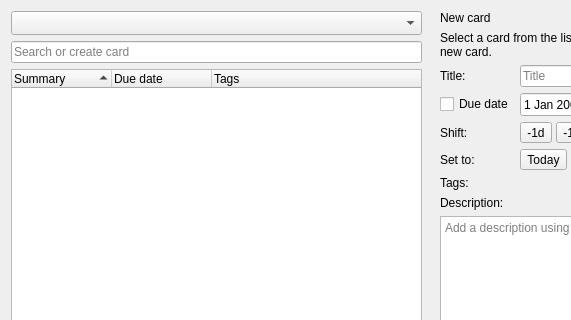
Before: the Qt Designer form src/dialogs/nextclouddeckdialog.ui in pbek/QOwnNotes, drawn with Qt 5; both pictures show x 0 to 571 and y 0 to 320 of the 918 by 560 pixel window.
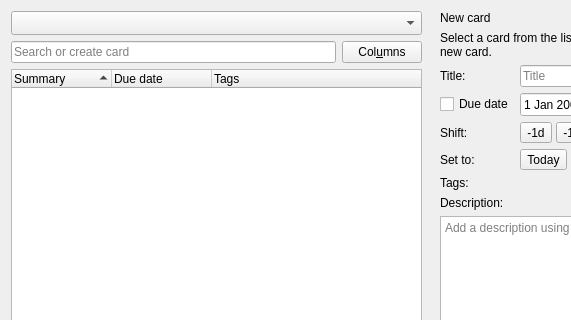
After: the same form once the commit is applied. Icons and pictures are not drawn. Custom widgets are drawn as their Qt base class.

Commit message: #3860 deck: add optional card details columns

```diff
--- a/src/dialogs/nextclouddeckdialog.ui
+++ b/src/dialogs/nextclouddeckdialog.ui
@@ -520,6 +520,8 @@
        </widget>
       </item>
       <item row="1" column="0">
+        <layout class="QHBoxLayout" name="cardSearchLayout">
+         <item>
        <widget class="QLineEdit" name="newItemEdit">
         <property name="placeholderText">
          <string>Search or create card</string>
@@ -529,6 +531,18 @@
         </property>
        </widget>
       </item>
+         <item>
+          <widget class="QPushButton" name="cardColumnsButton">
+           <property name="text">
+            <string>Col&amp;umns</string>
+           </property>
+           <property name="toolTip">
+            <string>Show or hide optional card columns</string>
+           </property>
+          </widget>
+         </item>
+        </layout>
+      </item>
       <item row="2" column="0">
        <widget class="QTreeWidget" name="cardItemTreeWidget">
         <property name="contextMenuPolicy">
```
Left out of the diff: 1 changed line with no effect on the pictures. Lines whose indentation alone changed are shown as unchanged. The commit also changes 10 other files.
